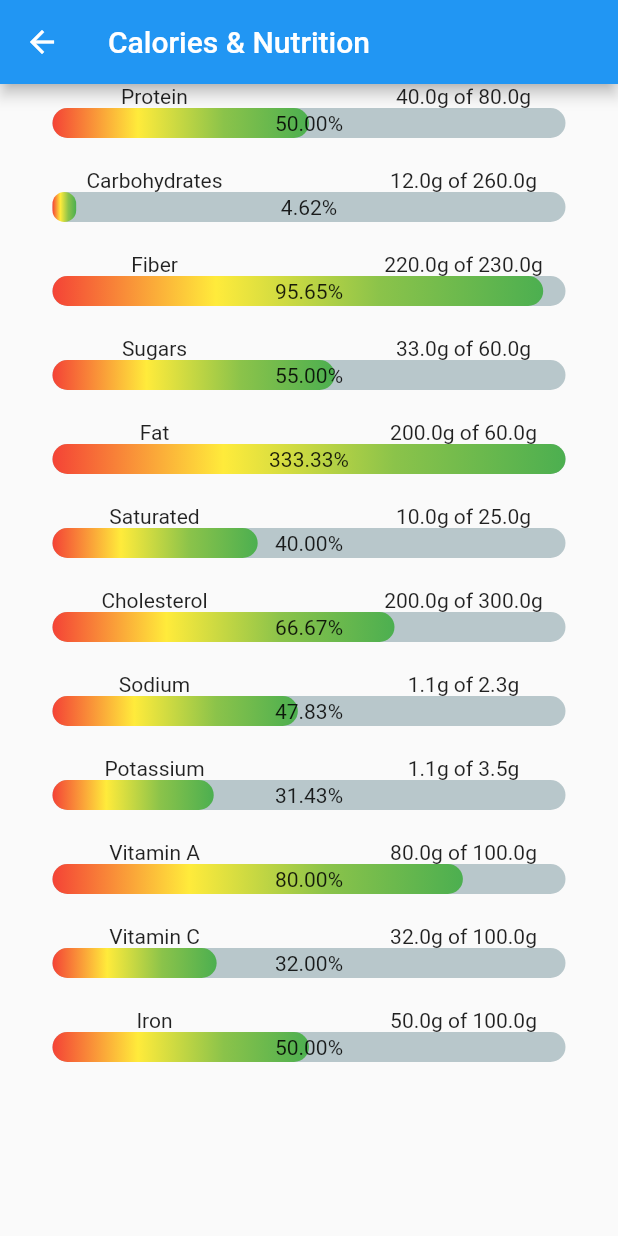
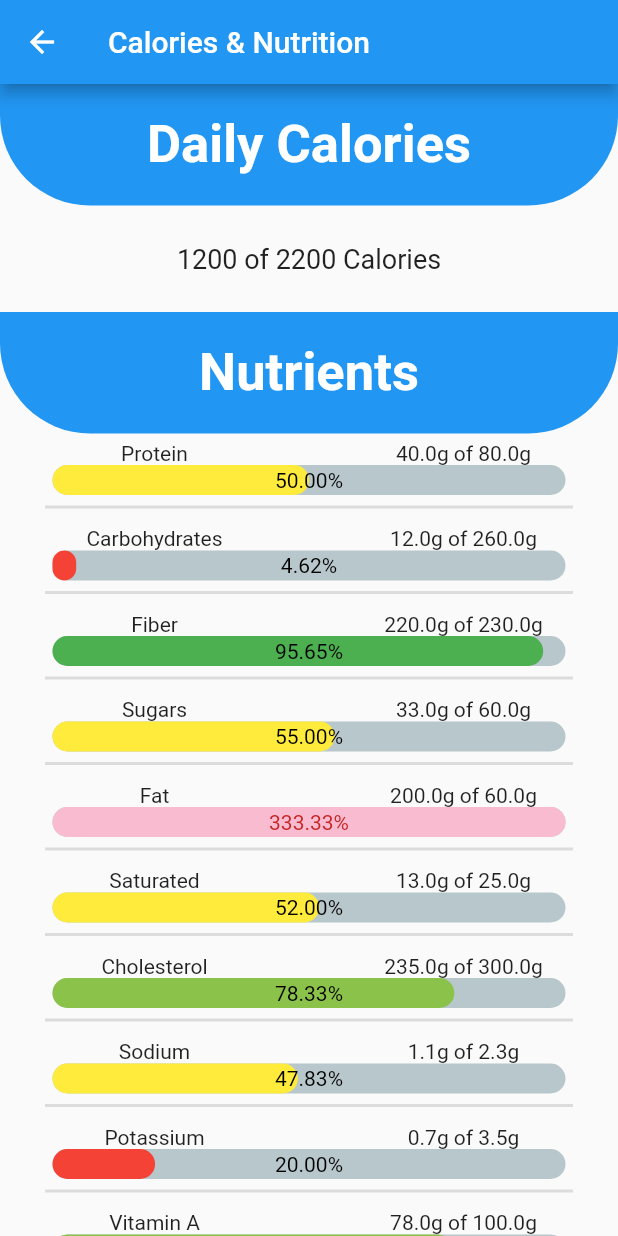
Before and after one commit to lmora21/nutrition_buddy, a Flutter app: the RouteCal screen opened directly with empty values, on a phone screen of 412 x 824 dp. Run offline on Flutter 3.47's test engine with Material 2 defaults, Android fonts, the phone set to English and light mode, and no system bars; drawn by our look-alikes of percent_indicator; our stand-ins replace charts_flutter, pie_chart; missing offline and left inert: window_size.

Commit message:
Reworked Cal screen w/ section titles & dividers

```diff
--- a/lib/home_route_cal.dart
+++ b/lib/home_route_cal.dart
@@ -43,48 +43,64 @@ class RouteCal extends StatelessWidget {
             animationDuration: 800,
             percent: percent <= 1.0 ? percent : 1.0,
             barRadius: const Radius.circular(20),
-            // progressColor: percent < 0.25
-            //     ? Colors.red
-            //     : percent < 0.5
-            //         ? Colors.orange
-            //         : percent < 0.75
-            //             ? Colors.yellow
-            //             : Colors.green,
-            center: Text("$percentString%"),
-            linearGradient: const LinearGradient(colors: [
-              Colors.red,
-              Colors.yellow,
-              Colors.lightGreen,
-              Colors.green
-            ]),
+            progressColor: percent < 0.2
+                ? Colors.red
+                : percent < 0.4
+                    ? Colors.orange
+                    : percent < 0.6
+                        ? Colors.yellow
+                        : percent < 0.8
+                            ? Colors.lightGreen
+                            : percent < 1.0
+                                ? Colors.green
+                                : Colors.pink.shade100,
+            center: Text(
+              "$percentString%",
+              style: TextStyle(
+                  color: percent < 1.0 ? Colors.black : Colors.red.shade800),
+            ),
             clipLinearGradient: true,
           ),
+          indentedDivider(),
         ],
       );
     }
 
     return Scaffold(
       appBar: AppBar(title: const Text("Calories & Nutrition")),
-      body: Center(
-        child: ListView(
+      body: ListView(
         children: [
           Column(
             mainAxisAlignment: MainAxisAlignment.center,
             children: <Widget>[
               Wrap(
+                alignment: WrapAlignment.center,
+                runSpacing: 5,
+                children: <Widget>[
+                  textTitle("Daily Calories"),
+                  Padding(
+                    padding: const EdgeInsets.fromLTRB(0, 20, 0, 20),
+                    child: Wrap(
+                        alignment: WrapAlignment.center,
                         runSpacing: 20,
-                  children: <Widget>[
+                        children: [
                           pie,
+                          Text(
+                              "${dmap.values.first.round()} of ${(dmap.values.first + dmap.values.last).round()} Calories",
+                              style: const TextStyle(fontSize: 18)),
+                        ]),
+                  ),
+                  textTitle("Nutrients"),
                   coolBar("Protein", 40, 80),
                   coolBar("Carbohydrates", 12, 260),
                   coolBar("Fiber", 220, 230),
                   coolBar("Sugars", 33, 60),
                   coolBar("Fat", 200, 60),
-                    coolBar("Saturated", 10, 25),
-                    coolBar("Cholesterol", 200, 300),
+                  coolBar("Saturated", 13, 25),
+                  coolBar("Cholesterol", 235, 300),
                   coolBar("Sodium", 1.1, 2.3),
-                    coolBar("Potassium", 1.1, 3.5),
-                    coolBar("Vitamin A", 80, 100),
+                  coolBar("Potassium", .7, 3.5),
+                  coolBar("Vitamin A", 78, 100),
                   coolBar("Vitamin C", 32, 100),
                   coolBar("Iron", 50, 100),
                 ],
@@ -93,7 +109,33 @@ class RouteCal extends StatelessWidget {
           ),
         ],
       ),
+    );
+  }
+}
+
+// Map the pie chart is based on
+const Map<String, double> dmap = {
+  "consumed": 1200,
+  "unused": 1000,
+};
+
+Widget indentedDivider() {
+  return const Divider(
+      color: Colors.black12, endIndent: 30, indent: 30, thickness: 2);
+}
+
+Widget textTitle(String title) {
+  return Container(
+    alignment: Alignment.center,
+    width: double.infinity,
+    decoration: const BoxDecoration(
+        color: Colors.blue,
+        borderRadius: BorderRadius.vertical(bottom: Radius.circular(60))),
+    child: Padding(
+      padding: const EdgeInsets.all(20),
+      child: Text(title,
+          style: const TextStyle(
+              fontSize: 35, fontWeight: FontWeight.bold, color: Colors.white)),
     ),
   );
 }
-}
--- a/lib/home_screen.dart
+++ b/lib/home_screen.dart
@@ -79,9 +79,3 @@ Widget get graphStack => Stack(
         ),
       ],
     );
-
-// Map the pie chart is based on
-const Map<String, double> dmap = {
-  "consumed": 8,
-  "unused": 2,
-};
--- a/lib/main.dart
+++ b/lib/main.dart
@@ -68,7 +68,7 @@ class _ExerInfoScreenState extends State<ExerInfoScreen> {
         child: Column(
           children: <Widget>[
             Text(widget.title, style: const TextStyle(fontSize: 50)),
-            Image.asset("images/" + widget.image, width: 400, height: 400),
+            Image.asset("images/${widget.image}", width: 400, height: 400),
             Expanded(
               child: ListView(
                 children: [
@@ -101,9 +101,12 @@ class _MyHomePageState extends State<MyHomePage> {
               mainAxisAlignment: MainAxisAlignment.start,
               crossAxisAlignment: CrossAxisAlignment.center,
               children: <Widget>[
-                const Padding(padding: EdgeInsets.fromLTRB(0, 20, 0, 0), child: Text("Today's Workout",
-                    style: TextStyle(
-                        fontSize: 50, decoration: TextDecoration.underline))),
+                const Padding(
+                    padding: EdgeInsets.fromLTRB(0, 20, 0, 0),
+                    child: Text("Today's Workout",
+                        style: TextStyle(
+                            fontSize: 50,
+                            decoration: TextDecoration.underline))),
                 const SizedBox(height: 20),
                 Expanded(
                   child: ListView(
```
Lines whose indentation alone changed are shown as unchanged.
